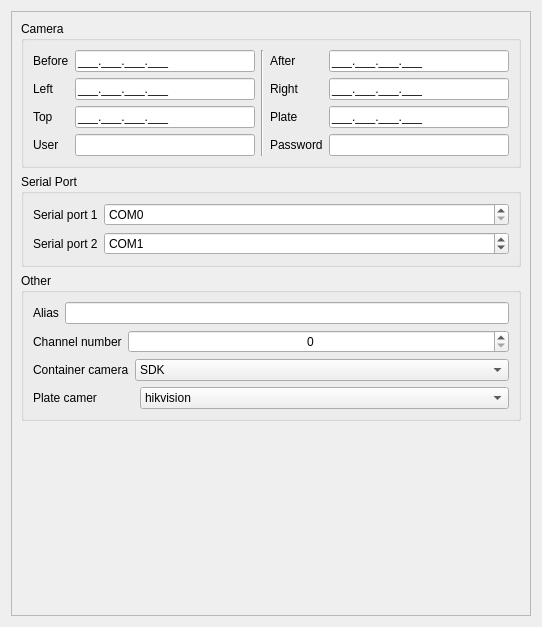
Above: Main/Setting/channel_setting_form.ui from 519984307/Container_Multiple_Channels_20200522 before the change. Below: the same form after it.
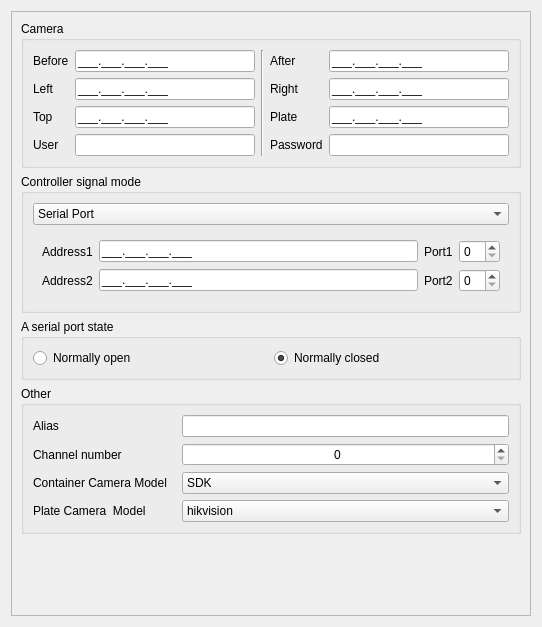
That is the form after the change. The open tabs and pages were chosen to show the change.

Diff of the .ui file:
```diff
--- a/Main/Setting/channel_setting_form.ui
+++ b/Main/Setting/channel_setting_form.ui
@@ -16,7 +16,7 @@
   <property name="autoFillBackground">
    <bool>false</bool>
   </property>
-  <layout class="QGridLayout" name="gridLayout_5">
+  <layout class="QGridLayout" name="gridLayout_6">
    <item row="0" column="0">
     <widget class="QScrollArea" name="scrollArea">
      <property name="widgetResizable">
@@ -26,12 +26,12 @@
       <property name="geometry">
        <rect>
         <x>0</x>
-        <y>0</y>
-        <width>526</width>
-        <height>611</height>
+        <y>-35</y>
+        <width>505</width>
+        <height>646</height>
        </rect>
       </property>
-      <layout class="QGridLayout" name="gridLayout_4">
+      <layout class="QGridLayout" name="gridLayout_5">
        <item row="0" column="0">
         <widget class="QGroupBox" name="groupBox">
          <property name="title">
@@ -171,9 +171,30 @@
        <item row="1" column="0">
         <widget class="QGroupBox" name="groupBox_2">
          <property name="title">
+          <string>Controller signal mode</string>
+         </property>
+         <layout class="QGridLayout" name="gridLayout_4">
+          <item row="0" column="0">
+           <widget class="QComboBox" name="ControllerSignalMode">
+            <item>
+             <property name="text">
           <string>Serial Port</string>
          </property>
-         <layout class="QGridLayout" name="gridLayout_3">
+            </item>
+            <item>
+             <property name="text">
+              <string>Moxa Tcp Server</string>
+             </property>
+            </item>
+           </widget>
+          </item>
+          <item row="1" column="0">
+           <widget class="QStackedWidget" name="stackedWidget">
+            <property name="currentIndex">
+             <number>0</number>
+            </property>
+            <widget class="QWidget" name="page">
+             <layout class="QGridLayout" name="gridLayout_7">
           <item row="1" column="0">
            <layout class="QHBoxLayout" name="horizontalLayout_6">
             <item>
@@ -184,7 +205,7 @@
              </widget>
             </item>
             <item>
-             <widget class="QSpinBox" name="spinBox_2">
+                 <widget class="QSpinBox" name="SerialPort_Tow">
               <property name="sizePolicy">
                <sizepolicy hsizetype="Expanding" vsizetype="Fixed">
                 <horstretch>0</horstretch>
@@ -211,7 +232,7 @@
              </widget>
             </item>
             <item>
-             <widget class="QSpinBox" name="spinBox">
+                 <widget class="QSpinBox" name="SerialPort_One">
               <property name="sizePolicy">
                <sizepolicy hsizetype="Expanding" vsizetype="Fixed">
                 <horstretch>0</horstretch>
@@ -230,15 +251,119 @@
           </item>
          </layout>
         </widget>
+            <widget class="QWidget" name="page_2">
+             <layout class="QGridLayout" name="gridLayout_3">
+              <item row="0" column="0">
+               <layout class="QHBoxLayout" name="horizontalLayout_9">
+                <item>
+                 <widget class="QLabel" name="label_2">
+                  <property name="text">
+                   <string>Address1</string>
+                  </property>
+                 </widget>
+                </item>
+                <item>
+                 <widget class="QLineEdit" name="lineEdit">
+                  <property name="inputMask">
+                   <string>000.000.000.000;_</string>
+                  </property>
+                 </widget>
+                </item>
+               </layout>
+              </item>
+              <item row="1" column="0">
+               <layout class="QHBoxLayout" name="horizontalLayout_10">
+                <item>
+                 <widget class="QLabel" name="label_4">
+                  <property name="text">
+                   <string>Address2</string>
+                  </property>
+                 </widget>
+                </item>
+                <item>
+                 <widget class="QLineEdit" name="lineEdit_3">
+                  <property name="inputMask">
+                   <string>000.000.000.000;_</string>
+                  </property>
+                  <property name="text">
+                   <string>...</string>
+                  </property>
+                 </widget>
+                </item>
+               </layout>
+              </item>
+              <item row="0" column="1">
+               <layout class="QHBoxLayout" name="horizontalLayout_11">
+                <item>
+                 <widget class="QLabel" name="label_3">
+                  <property name="text">
+                   <string>Port1</string>
+                  </property>
+                 </widget>
+                </item>
+                <item>
+                 <widget class="QSpinBox" name="spinBox_2"/>
+                </item>
+               </layout>
+              </item>
+              <item row="1" column="1">
+               <layout class="QHBoxLayout" name="horizontalLayout_12">
+                <item>
+                 <widget class="QLabel" name="label_5">
+                  <property name="text">
+                   <string>Port2</string>
+                  </property>
+                 </widget>
+                </item>
+                <item>
+                 <widget class="QSpinBox" name="spinBox"/>
+                </item>
+               </layout>
+              </item>
+             </layout>
+            </widget>
+           </widget>
+          </item>
+         </layout>
+        </widget>
        </item>
        <item row="2" column="0">
+        <widget class="QGroupBox" name="groupBox_13">
+         <property name="title">
+          <string>A serial port state</string>
+         </property>
+         <layout class="QGridLayout" name="gridLayout_23">
+          <item row="0" column="0">
+           <widget class="QRadioButton" name="SerialPortOpenState">
+            <property name="text">
+             <string>Normally open</string>
+            </property>
+            <property name="checked">
+             <bool>false</bool>
+            </property>
+           </widget>
+          </item>
+          <item row="0" column="1">
+           <widget class="QRadioButton" name="SerialPortCloseState">
+            <property name="text">
+             <string>Normally closed</string>
+            </property>
+            <property name="checked">
+             <bool>true</bool>
+            </property>
+           </widget>
+          </item>
+         </layout>
+        </widget>
+       </item>
+       <item row="3" column="0">
         <widget class="QGroupBox" name="groupBox_3">
          <property name="title">
           <string>Other</string>
          </property>
          <layout class="QGridLayout" name="gridLayout_2">
           <item row="0" column="0">
-           <layout class="QHBoxLayout" name="horizontalLayout_2">
+           <layout class="QVBoxLayout" name="verticalLayout_5">
             <item>
              <widget class="QLabel" name="label_19">
               <property name="text">
@@ -247,13 +372,6 @@
              </widget>
             </item>
             <item>
-             <widget class="QLineEdit" name="lineEdit_17"/>
-            </item>
-           </layout>
-          </item>
-          <item row="1" column="0">
-           <layout class="QHBoxLayout" name="horizontalLayout">
-            <item>
              <widget class="QLabel" name="label">
               <property name="text">
                <string>Channel number</string>
@@ -261,7 +379,28 @@
              </widget>
             </item>
             <item>
-             <widget class="QSpinBox" name="spinBox_3">
+             <widget class="QLabel" name="label_20">
+              <property name="text">
+               <string>Container Camera Model</string>
+              </property>
+             </widget>
+            </item>
+            <item>
+             <widget class="QLabel" name="label_21">
+              <property name="text">
+               <string>Plate Camera  Model         </string>
+              </property>
+             </widget>
+            </item>
+           </layout>
+          </item>
+          <item row="0" column="1">
+           <layout class="QVBoxLayout" name="verticalLayout_6">
+            <item>
+             <widget class="QLineEdit" name="Alias"/>
+            </item>
+            <item>
+             <widget class="QSpinBox" name="Channel__Number">
               <property name="sizePolicy">
                <sizepolicy hsizetype="Expanding" vsizetype="Fixed">
                 <horstretch>0</horstretch>
@@ -273,19 +412,8 @@
               </property>
              </widget>
             </item>
-           </layout>
-          </item>
-          <item row="2" column="0">
-           <layout class="QHBoxLayout" name="horizontalLayout_3">
             <item>
-             <widget class="QLabel" name="label_20">
-              <property name="text">
-               <string>Container camera</string>
-              </property>
-             </widget>
-            </item>
-            <item>
-             <widget class="QComboBox" name="comboBox">
+             <widget class="QComboBox" name="Container_Camera_Model">
               <property name="sizePolicy">
                <sizepolicy hsizetype="Expanding" vsizetype="Fixed">
                 <horstretch>0</horstretch>
@@ -304,19 +432,8 @@
               </item>
              </widget>
             </item>
-           </layout>
-          </item>
-          <item row="3" column="0">
-           <layout class="QHBoxLayout" name="horizontalLayout_4">
             <item>
-             <widget class="QLabel" name="label_21">
-              <property name="text">
-               <string>Plate camer           </string>
-              </property>
-             </widget>
-            </item>
-            <item>
-             <widget class="QComboBox" name="comboBox_2">
+             <widget class="QComboBox" name="Plate_Camera_Model">
               <property name="sizePolicy">
                <sizepolicy hsizetype="Expanding" vsizetype="Fixed">
                 <horstretch>0</horstretch>
@@ -340,7 +457,7 @@
          </layout>
         </widget>
        </item>
-       <item row="3" column="0">
+       <item row="4" column="0">
         <spacer name="verticalSpacer">
          <property name="orientation">
           <enum>Qt::Vertical</enum>
```
Left out of the diff: 35 changed lines with no effect on the pictures. Lines whose indentation alone changed are shown as unchanged.
